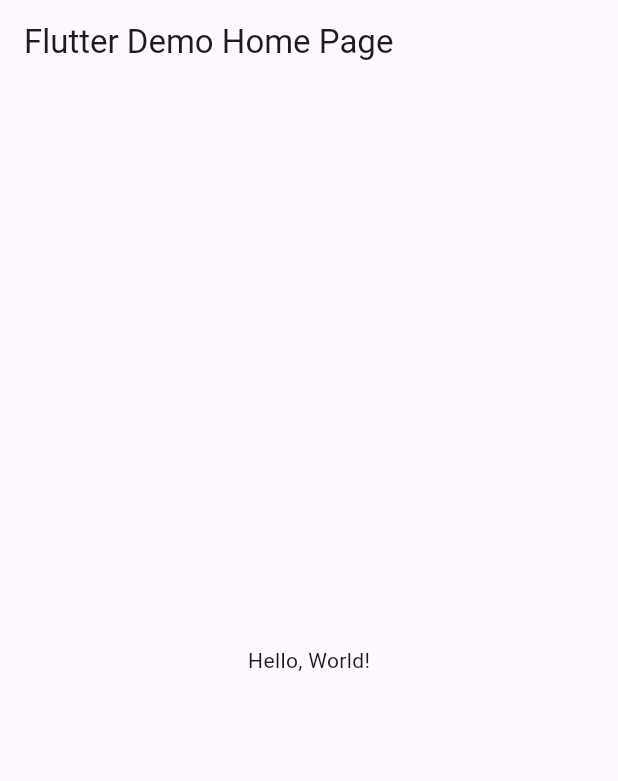
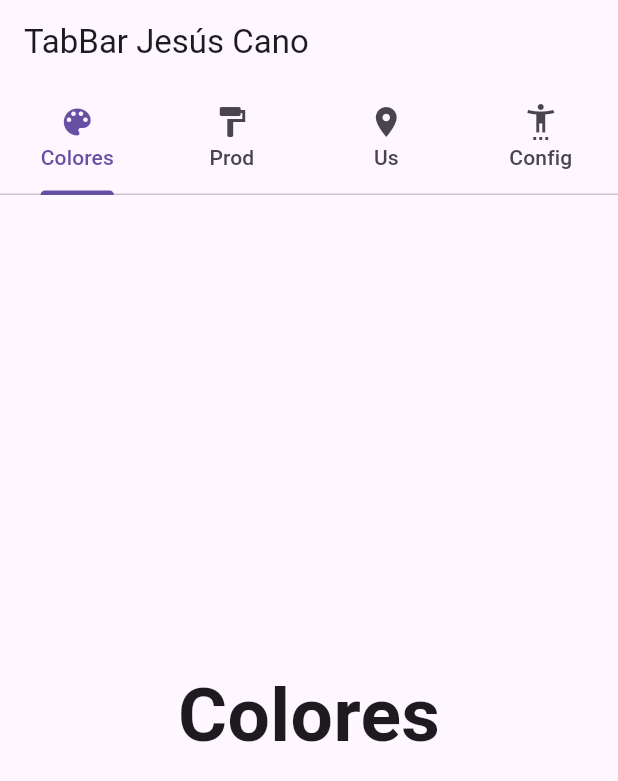
Before and after one commit to JesusRafaelCanoFlores5A/Act11-TabBar-6J-Cano, a Flutter app: the screen it shows after launch, on a phone screen of 412 x 824 dp. Shown: the top 781 px of the screen. Run offline on Flutter 3.47's test engine with Material 3 defaults, Android fonts, the phone set to English and light mode, and no system bars.

```diff
--- a/lib/main.dart
+++ b/lib/main.dart
@@ -1,42 +1,83 @@
 import 'package:flutter/material.dart';
 
-void main() => runApp(MyApp());
+void main() => runApp(AppTabBar());
 
-class MyApp extends StatelessWidget {
-  const MyApp({super.key});
-  // This widget is the root of your application.
+class AppTabBar extends StatelessWidget {
   @override
   Widget build(BuildContext context) {
     return MaterialApp(
-      // Application name
-      title: 'Flutter Hello World',
-      // Application theme data, you can set the colors for the application as
-      // you want
+      debugShowCheckedModeBanner: false,
+      title: 'Ejemplo TabBar',
       theme: ThemeData(
-        // useMaterial3: true,
         primarySwatch: Colors.blue,
       ),
-      // A widget which will be started on application startup
-      home: MyHomePage(title: 'Flutter Demo Home Page'),
+      home: MiPaginaInicial(),
     );
   }
 }
 
-class MyHomePage extends StatelessWidget {
-  final String title;
-  const MyHomePage({super.key, required this.title});
+class MiPaginaInicial extends StatefulWidget {
+  const MiPaginaInicial({Key? key}) : super(key: key);
 
   @override
+  State<MiPaginaInicial> createState() => _MiPaginaInicialState();
+}
+
+class _MiPaginaInicialState extends State<MiPaginaInicial> {
+  @override
   Widget build(BuildContext context) {
-    return Scaffold(
-      appBar: AppBar(
-        // The title text which will be shown on the action bar
-        title: Text(title),
-      ),
-      body: Center(
-        child: Text(
-          'Hello, World!',
+    return DefaultTabController(
+      length: 4,
+      child: Scaffold(
+        appBar: AppBar(
+          title: Text("TabBar Jesús Cano"),
+          bottom: TabBar(
+            tabs: [
+              Tab(
+                text: "Colores",
+                icon: Icon(Icons.color_lens),
+              ), //Texto Icono
+              Tab(
+                text: "Prod",
+                icon: Icon(Icons.format_paint),
+              ), //Texto Icono
+              Tab(
+                text: "Us",
+                icon: Icon(Icons.location_on),
+              ), //Texto Icono
+              Tab(
+                text: "Config",
+                icon: Icon(Icons.settings_accessibility),
+              ), //Texto Icono
+            ],
+          ),
         ),
+        body: TabBarView(children: const <Widget>[
+          Center(
+            child: Text(
+              "Colores",
+              style: TextStyle(fontWeight: FontWeight.bold, fontSize: 50),
+            ),
+          ),
+          Center(
+            child: Text(
+              "Productos",
+              style: TextStyle(fontWeight: FontWeight.bold, fontSize: 50),
+            ),
+          ),
+          Center(
+            child: Text(
+              "Nosotros",
+              style: TextStyle(fontWeight: FontWeight.bold, fontSize: 50),
+            ),
+          ),
+          Center(
+            child: Text(
+              "Configuración",
+              style: TextStyle(fontWeight: FontWeight.bold, fontSize: 50),
+            ),
+          ),
+        ]),
       ),
     );
   }
```
